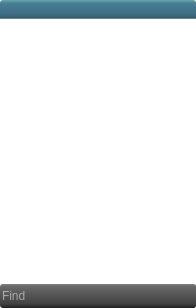
First picture: the form in plugins/outline/outline_tree.ui, repository rkyleg/scope, before the edit.
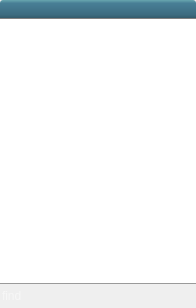
Second picture: the form after the edit. Icons and pictures are not drawn.

Commit message: docs - lots of updates outline - keep find visible webview/home - fixed home link paths

What changed in the file:
```diff
--- a/plugins/outline/outline_tree.ui
+++ b/plugins/outline/outline_tree.ui
@@ -20,28 +20,6 @@
    <property name="spacing">
     <number>0</number>
    </property>
-   <item row="1" column="0">
-    <widget class="QTreeWidget" name="tr_outline">
-     <property name="styleSheet">
-      <string notr="true">QTreeWidget {
-border-bottom-left-radius:5px;
-border-bottom-right-radius:5px;
-show-decoration-selected: 0;
-}</string>
-     </property>
-     <property name="rootIsDecorated">
-      <bool>false</bool>
-     </property>
-     <attribute name="headerVisible">
-      <bool>false</bool>
-     </attribute>
-     <column>
-      <property name="text">
-       <string notr="true">1</string>
-      </property>
-     </column>
-    </widget>
-   </item>
    <item row="0" column="0">
     <widget class="QLabel" name="l_title">
      <property name="font">
@@ -68,13 +46,35 @@
     </widget>
    </item>
    <item row="2" column="0">
+    <widget class="QTreeWidget" name="tr_outline">
+     <property name="styleSheet">
+      <string notr="true">QTreeWidget {
+border-bottom-left-radius:5px;
+border-bottom-right-radius:5px;
+show-decoration-selected: 0;
+}</string>
+     </property>
+     <property name="rootIsDecorated">
+      <bool>false</bool>
+     </property>
+     <attribute name="headerVisible">
+      <bool>false</bool>
+     </attribute>
+     <column>
+      <property name="text">
+       <string notr="true">1</string>
+      </property>
+     </column>
+    </widget>
+   </item>
+   <item row="3" column="0">
     <widget class="QFrame" name="fr_find">
      <property name="styleSheet">
       <string notr="true">QFrame#fr_find{
-background-color: qlineargradient(spread:pad, x1:1, y1:1, x2:1, y2:0, stop:0.00995025 rgba(34, 34,34, 255), stop:0.174129 rgba(65, 65, 65, 255), stop:0.890547 rgba(104, 104, 104, 255), stop:1 rgba(128, 128, 128, 255));
+ background:transparent;
 color:white;
 border:0px;
-border-radius:3px;
+border-top: 1px solid rgba(130,130,130,200);
 }</string>
      </property>
      <property name="frameShape">
@@ -103,38 +103,11 @@
 border:0px;
 color:white;</string>
         </property>
-        <property name="placeholderText">
-         <string>Find</string>
-        </property>
-       </widget>
-      </item>
-      <item row="0" column="1">
-       <widget class="QPushButton" name="b_find_close">
-        <property name="maximumSize">
-         <size>
-          <width>16777215</width>
-          <height>25</height>
-         </size>
-        </property>
-        <property name="toolTip">
-         <string>Hide Find</string>
-        </property>
-        <property name="styleSheet">
-         <string notr="true">QPushButton {
-background-color: qlineargradient(spread:pad, x1:1, y1:1, x2:1, y2:0, stop:0.00995025 rgba(34, 34,34, 255), stop:0.174129 rgba(65, 65, 65, 255), stop:0.890547 rgba(104, 104, 104, 255), stop:1 rgba(128, 128, 128, 255));
-border-top-right-radius:3px;
-border-bottom-right-radius:3px;
-}
-QPushButton:hover,QToolButton:hover {
-	background-color: qlineargradient(spread:pad, x1:0.98, y1:1, x2:1, y2:0, stop:0 rgba(138, 138, 138, 255), stop:0.0646766 rgba(157, 157, 157, 255), stop:0.935323 rgba(198, 198, 198, 255), stop:1 rgba(231, 231, 231, 255));
-}</string>
-        </property>
         <property name="text">
          <string/>
         </property>
-        <property name="icon">
-         <iconset>
-          <normaloff>../../style/img/close_hover.png</normaloff>../../style/img/close_hover.png</iconset>
+        <property name="placeholderText">
+         <string>find</string>
         </property>
        </widget>
       </item>
```
Left out of the diff: 22 changed lines with no effect on the pictures. The commit also changes 26 other files.
